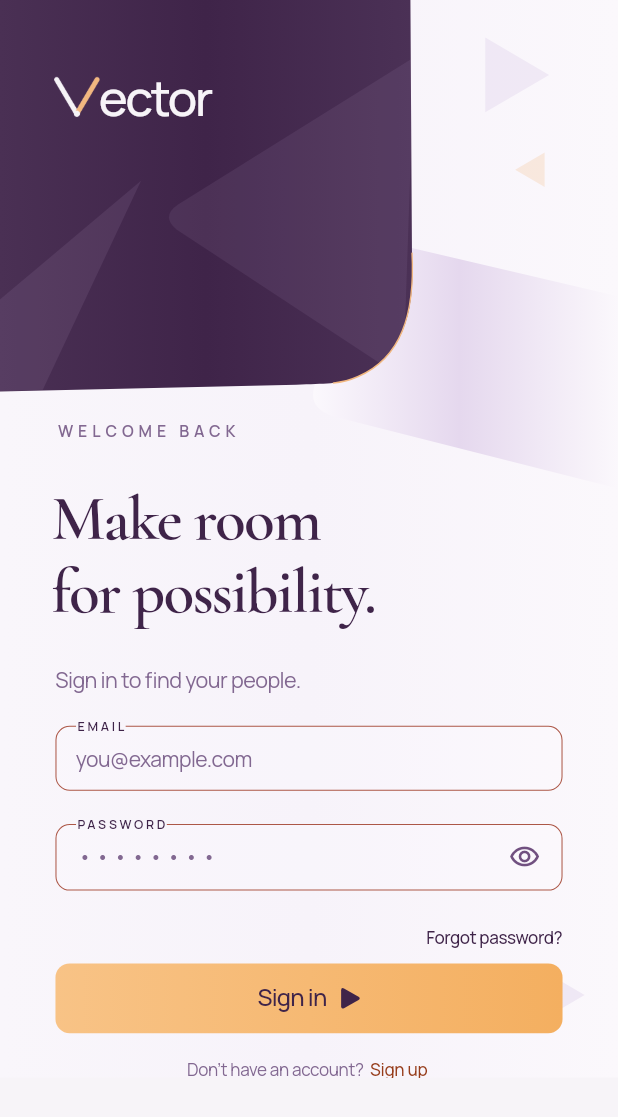
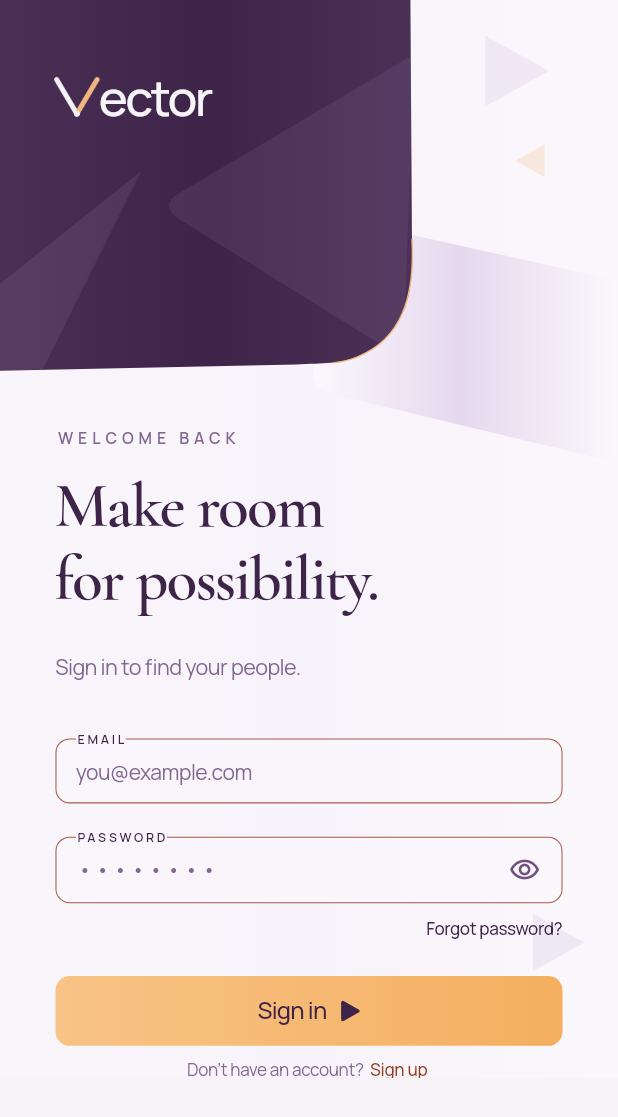
Before and after one commit to F-S-Tuwaiq/Vector, a Flutter app: the screen it shows after launch, after a tap on "Sign in", on a phone screen of 412 x 824 dp. Shown: the top 1117 px of the screen. Run offline on Flutter 3.47's test engine with Material 3 defaults, Android fonts, the phone set to English and light mode, and no system bars; our stand-ins replace google_fonts.

Commit message:
changes to login

```diff
--- a/lib/screens/log_in_screen.dart
+++ b/lib/screens/log_in_screen.dart
@@ -30,7 +30,7 @@ class _LogInScreenState extends State<LogInScreen> with TickerProviderStateMixin
   @override
   void initState() {
     super.initState();
-    _entrance = AnimationController(vsync: this, duration: const Duration(milliseconds: 900));
+    _entrance = AnimationController(vsync: this, duration: const Duration(milliseconds: 1200));
     _floating = AnimationController(vsync: this, duration: const Duration(seconds: 24));
     _fade = CurvedAnimation(parent: _entrance, curve: Curves.easeOutCubic);
   }
@@ -151,21 +151,42 @@ class _LogInScreenState extends State<LogInScreen> with TickerProviderStateMixin
               ),
             ),
           ),
-              Positioned(left: 35, top: 266, child: Text('WELCOME BACK', style: AppTypography.sans(size: 10, color: AppColors.muted, weight: FontWeight.w600, spacing: 3.1))),
-          Positioned(
-            left: 33,
-                top: 304,
-            width: 330,
-            child: Text('Make room\nfor possibility.', style: AppTypography.display()),
-          ),
-              Positioned(left: 35, top: 420, child: Text('Sign in to find your people.', style: AppTypography.sans(size: 13.6, color: AppColors.muted, spacing: -0.35))),
-              Positioned(left: 35, right: 35, top: 458, height: 47, child: _input(controller: _email, label: 'EMAIL', hint: 'you@example.com', keyboardType: TextInputType.emailAddress, action: TextInputAction.next, validator: (value) => RegExp(r'^[^@\s]+@[^@\s]+\.[^@\s]+$').hasMatch((value ?? '').trim()) ? null : 'Enter a valid email.')),
-              Positioned(left: 35, right: 35, top: 520, height: 47, child: _input(controller: _password, label: 'PASSWORD', hint: '••••••••', password: true, action: TextInputAction.done, validator: (value) => value == null || value.isEmpty ? 'Enter your password.' : null)),
+              Positioned(
+                left: 35,
+                right: 35,
+                top: 234,
+                height: 232,
+                child: Align(
+                  alignment: Alignment.centerLeft,
+                  child: Column(
+                    mainAxisSize: MainAxisSize.min,
+                    crossAxisAlignment: CrossAxisAlignment.start,
+                    children: [
+                      SizedBox(
+                        height: 14,
+                        child: Text('WELCOME BACK', style: AppTypography.sans(size: 10, color: AppColors.muted, weight: FontWeight.w600, spacing: 3.1)),
+                      ),
+                      const SizedBox(height: 12),
+                      SizedBox(
+                        height: 104,
+                        child: Text('Make room\nfor possibility.', style: AppTypography.display()),
+                      ),
+                      const SizedBox(height: 12),
+                      SizedBox(
+                        height: 18,
+                        child: Text('Sign in to find your people.', style: AppTypography.sans(size: 13.6, color: AppColors.muted, spacing: -0.35)),
+                      ),
+                    ],
+                  ),
+                ),
+              ),
+              Positioned(left: 35, right: 35, top: 466, height: 47, child: _input(controller: _email, label: 'EMAIL', hint: 'you@example.com', keyboardType: TextInputType.emailAddress, action: TextInputAction.next, validator: (value) => RegExp(r'^[^@\s]+@[^@\s]+\.[^@\s]+$').hasMatch((value ?? '').trim()) ? null : 'Enter a valid email.')),
+              Positioned(left: 35, right: 35, top: 528, height: 47, child: _input(controller: _password, label: 'PASSWORD', hint: '••••••••', password: true, action: TextInputAction.done, validator: (value) => value == null || value.isEmpty ? 'Enter your password.' : null)),
               Positioned(
                 right: 30,
-                top: 568,
+                top: 562,
             child: TextButton(
-              onPressed: _loading ? null : widget.onForgotPassword,
+              onPressed: _loading ? null : () {},
               style: TextButton.styleFrom(foregroundColor: AppColors.purple, padding: const EdgeInsets.symmetric(horizontal: 5), minimumSize: const Size(48, 30)),
               child: Text('Forgot password?', style: AppTypography.sans(size: 10.8, weight: FontWeight.w500, spacing: -0.25)),
             ),
@@ -173,7 +194,7 @@ class _LogInScreenState extends State<LogInScreen> with TickerProviderStateMixin
               Positioned(
                 left: 35,
                 right: 35,
-                top: 608,
+                top: 616,
             height: 44,
             child: DecoratedBox(
               decoration: BoxDecoration(borderRadius: BorderRadius.circular(9), gradient: const LinearGradient(colors: [AppColors.apricotButtonStart, AppColors.apricotButtonEnd])),
@@ -199,7 +220,7 @@ class _LogInScreenState extends State<LogInScreen> with TickerProviderStateMixin
               mainAxisAlignment: MainAxisAlignment.center,
               children: [
                 Text('Don’t have an account?', style: AppTypography.sans(size: 10.8, color: AppColors.muted, spacing: -0.2)),
-                TextButton(onPressed: _loading ? null : widget.onSignUp, style: TextButton.styleFrom(foregroundColor: AppColors.secondary, padding: const EdgeInsets.only(left: 4, right: 2), minimumSize: const Size(0, 30), tapTargetSize: MaterialTapTargetSize.shrinkWrap), child: Text('Sign up', style: AppTypography.sans(size: 10.8, color: AppColors.secondary, weight: FontWeight.w500, spacing: -0.2))),
+                TextButton(onPressed: _loading ? null : () {}, style: TextButton.styleFrom(foregroundColor: AppColors.secondary, padding: const EdgeInsets.only(left: 4, right: 2), minimumSize: const Size(0, 30), tapTargetSize: MaterialTapTargetSize.shrinkWrap), child: Text('Sign up', style: AppTypography.sans(size: 10.8, color: AppColors.secondary, weight: FontWeight.w500, spacing: -0.2))),
               ],
             ),
           ),
--- a/lib/widgets/vector_shapes.dart
+++ b/lib/widgets/vector_shapes.dart
@@ -12,11 +12,11 @@ class VectorBackground extends CustomPainter {
   @override
   void paint(Canvas canvas, Size size) {
     final scaleX = size.width / 390;
-    final scaleY = size.height / 644;
+    final scaleY = size.height / 680;
     canvas.save();
     canvas.scale(scaleX, scaleY);
 
-    const bounds = Rect.fromLTWH(0, 0, 390, 644);
+    const bounds = Rect.fromLTWH(0, 0, 390, 680);
     canvas.drawRect(
       bounds,
       Paint()
```
